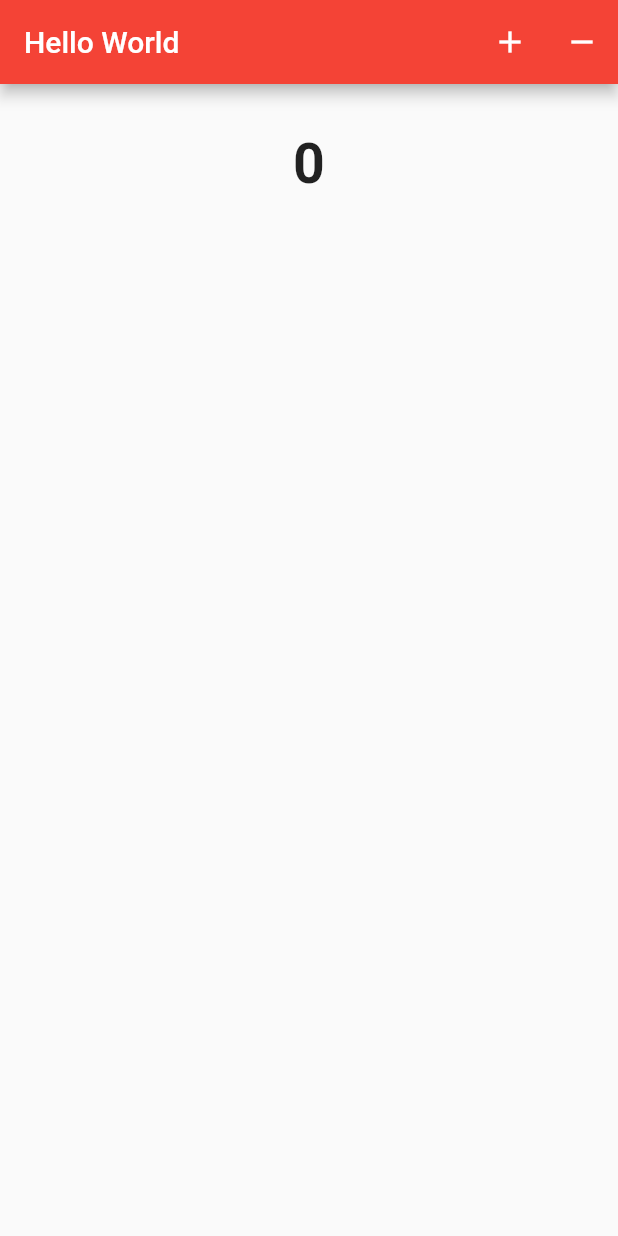
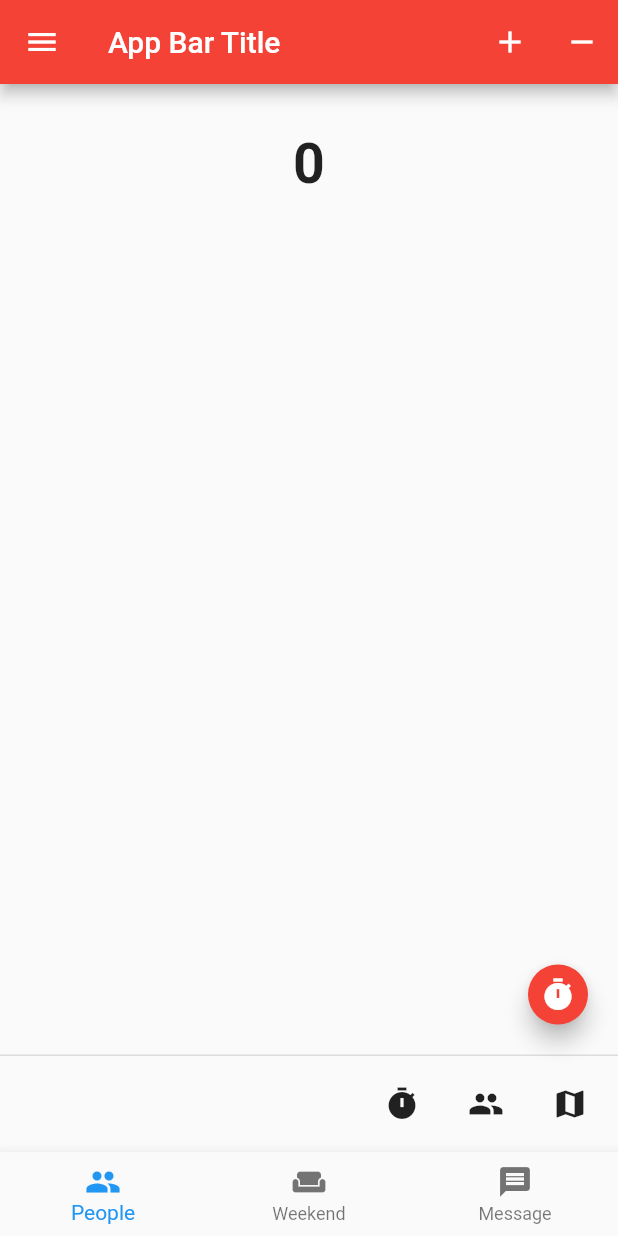
Before and after one commit to hafizhfr/Flutter-4-1, a Flutter app: the screen it shows after launch, on a phone screen of 412 x 824 dp. Run offline on Flutter 3.47's test engine with Material 2 defaults, Android fonts, the phone set to English and light mode, and no system bars.

Commit message:
AppBar, Floating Action Button, Drawer, Footer Buttons, Bottom Navigation Bar examples

```diff
--- a/lib/main.dart
+++ b/lib/main.dart
@@ -12,33 +12,100 @@ class MyApp extends StatefulWidget {
 }
 
 class _State extends State<MyApp> {
-
   int _value = 0;
 
   void _add() => setState(() => _value++);
+
   void _remove() => setState(() => _value--);
+
+  String _valueString = '';
+
+  void _onClicked() => setState(() => _valueString = DateTime.now().toString());
+
+  void _onClick(String value) => setState(() => _valueString = value);
+
+  List<BottomNavigationBarItem> _items;
+  int _indexNav = 0;
+  String _valueIndex = '';
+
+  @override
+  void initState() {
+    _items = new List();
+    _items.add(new BottomNavigationBarItem(
+        icon: new Icon(Icons.people), label: 'People'));
+    _items.add(new BottomNavigationBarItem(
+        icon: new Icon(Icons.weekend), label: 'Weekend'));
+    _items.add(new BottomNavigationBarItem(
+        icon: new Icon(Icons.message), label: 'Message'));
+  }
 
   @override
   Widget build(BuildContext context) {
     return new Scaffold(
       appBar: new AppBar(
-        title: new Text('Hello World'),
+        title: new Text('App Bar Title'),
         backgroundColor: Colors.red,
         actions: <Widget>[
           new IconButton(icon: new Icon(Icons.add), onPressed: _add),
           new IconButton(icon: new Icon(Icons.remove), onPressed: _remove)
         ],
       ),
-      body: new Container(
-        padding: new EdgeInsets.all(32.0),
-        child: new Center(
+      persistentFooterButtons: <Widget>[
+        new IconButton(
+            icon: new Icon(Icons.timer), onPressed: () => _onClick('Button 1')),
+        new IconButton(
+            icon: new Icon(Icons.people),
+            onPressed: () => _onClick('Button 2')),
+        new IconButton(
+            icon: new Icon(Icons.map), onPressed: () => _onClick('Button 3')),
+      ],
+      drawer: new Drawer(
+        child: new Container(
+          padding: new EdgeInsets.all(32.0),
           child: new Column(
             children: <Widget>[
-              new Text(_value.toString(), style: new TextStyle(fontWeight: FontWeight.bold, fontSize: 37.0),)
+              new Text('Drawer'),
+              new RaisedButton(
+                onPressed: _onClicked,
+                child: new Text('Get Date'),
+              ),
+              new RaisedButton(
+                onPressed: () => Navigator.pop(context),
+                child: new Text('Close'),
+              )
             ],
           ),
-        )
+        ),
       ),
+      floatingActionButton: new FloatingActionButton(
+        onPressed: _onClicked,
+        backgroundColor: Colors.red,
+        mini: true,
+        child: new Icon(Icons.timer),
+      ),
+      body: new Container(
+          padding: new EdgeInsets.all(32.0),
+          child: new Center(
+            child: new Column(
+              children: <Widget>[
+                new Text(
+                  _value.toString(),
+                  style: new TextStyle(
+                      fontWeight: FontWeight.bold, fontSize: 37.0),
+                ),
+                new Text(_valueString, style: new TextStyle(fontWeight: FontWeight.bold),)
+              ],
+            ),
+          )),
+      bottomNavigationBar: new BottomNavigationBar(items: _items,
+        fixedColor: Colors.blue,
+        currentIndex: _indexNav,
+        onTap: (int item) {
+          setState(() {
+            _indexNav = item;
+            _valueIndex = 'Current index is $_indexNav';
+          });
+          }),
     );
   }
 }
```
Also changed, not shown: pubspec.lock, 3 other files.
